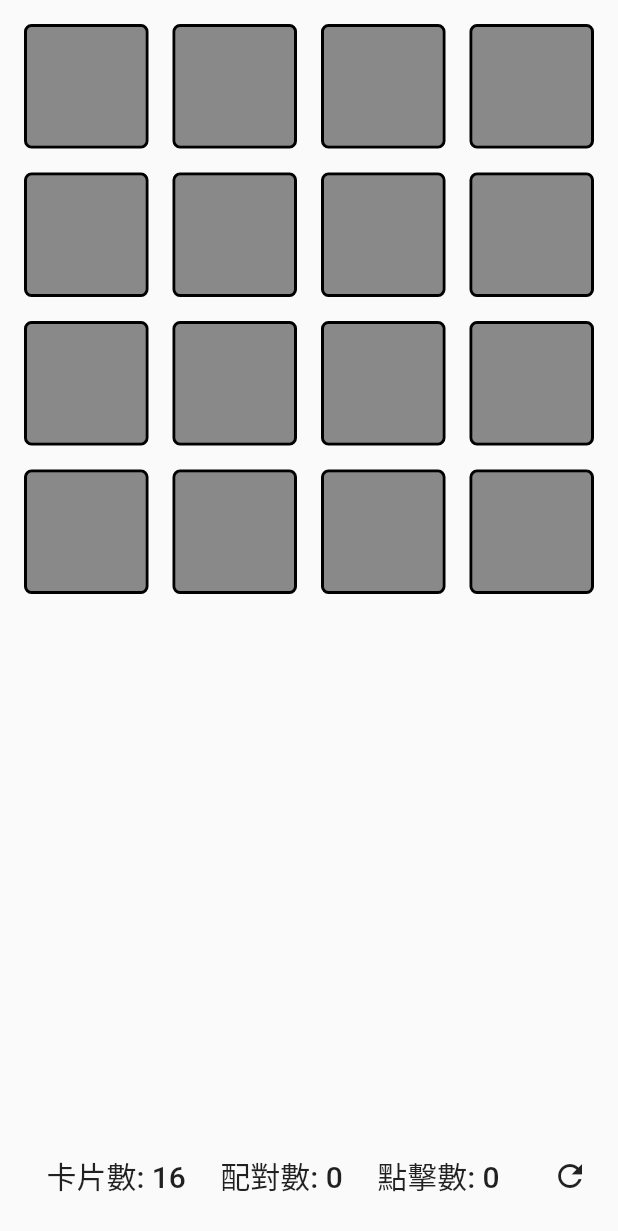
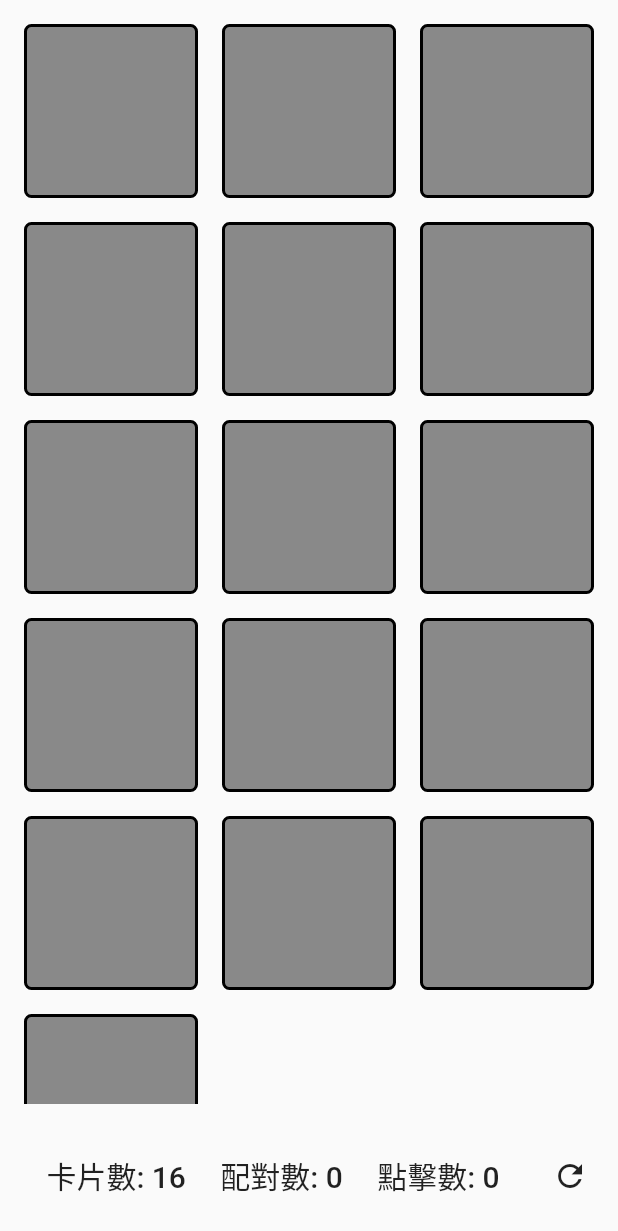
Before and after one commit to timnew/kids_game, a Flutter app: the screen it shows after launch, on a phone screen of 412 x 824 dp. Shown: the top 1231 px of the screen. Run offline on Flutter 3.47's test engine with Material 2 defaults, Android fonts, the phone set to English and light mode, and no system bars; our stand-ins replace built_collection, flutter_bloc, freezed_annotation.

Commit message:
Make card layout auto adapt

```diff
--- a/lib/features/memory_cards/screens/memory_card_board_widget.dart
+++ b/lib/features/memory_cards/screens/memory_card_board_widget.dart
@@ -1,24 +1,44 @@
 import 'package:flutter/material.dart';
 import 'package:flutter_bloc/flutter_bloc.dart';
+import 'package:provider/provider.dart';
 
 import '../domain/memory_cards_game_bloc.dart';
 import '../models/memory_card_game.dart';
 
 import 'memory_card_slot_widget.dart';
 
+class BoardSetup {
+  final int cardsPerRow;
+
+  BoardSetup(this.cardsPerRow);
+
+  // 768.0 iPad narrow
+  // 1024.0 for iPad wide
+  // 390.0 for iPhone narrow
+  // 764.0 for iPhone wide
+  // So roughly 130 points per card
+  factory BoardSetup.fromConstraints(BoxConstraints constraints) =>
+      BoardSetup(constraints.maxWidth ~/ 130);
+}
+
 class MemoryCardBoardWidget extends StatelessWidget {
   const MemoryCardBoardWidget({Key? key}) : super(key: key);
 
   @override
-  Widget build(BuildContext context) =>
-      BlocBuilder<MemoryCardsGameBloc, MemoryCardsGame>(
-        builder: _buildContent,
+  Widget build(BuildContext context) => LayoutBuilder(builder: _buildLayout);
+
+  Widget _buildLayout(BuildContext context, BoxConstraints constraints) =>
+      Provider<BoardSetup>.value(
+        value: BoardSetup.fromConstraints(constraints),
+        child: BlocBuilder<MemoryCardsGameBloc, MemoryCardsGame>(
+          builder: _buildContent,
+        ),
       );
 
   Widget _buildContent(BuildContext context, MemoryCardsGame state) => Padding(
         padding: const EdgeInsets.all(8.0),
         child: GridView.count(
-          crossAxisCount: 4,
+          crossAxisCount: context.watch<BoardSetup>().cardsPerRow,
           children: _buildChildren(state),
         ),
       );
```
